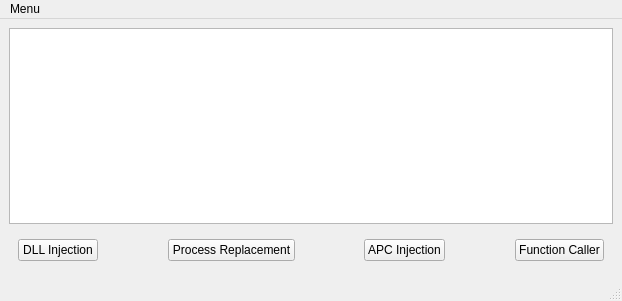
This is mainwindow.ui in 0xSh4dy/Kektron as Qt 5 draws it before an edit. The edited form follows.
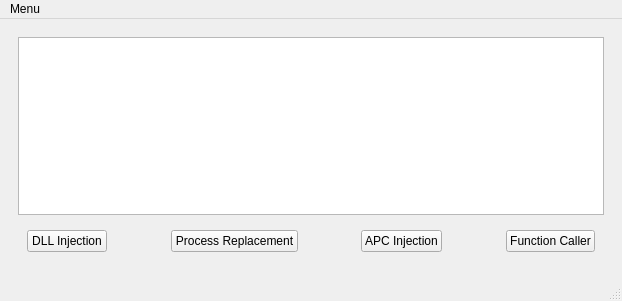
This is the edited form.

Commit message: Added process renderer

What changed in the file:
```diff
--- a/mainwindow.ui
+++ b/mainwindow.ui
@@ -15,22 +15,23 @@
   </property>
   <widget class="QWidget" name="centralwidget">
    <layout class="QVBoxLayout" name="verticalLayout">
-    <item>
-     <widget class="QListWidget" name="listWidget"/>
-    </item>
     <item>
      <widget class="QStackedWidget" name="stackedWidget">
+      <widget class="QWidget" name="page">
+       <layout class="QVBoxLayout" name="verticalLayout_2">
+        <item>
+         <widget class="QTableWidget" name="processTableWidget"/>
+        </item>
+        <item>
+         <widget class="QStackedWidget" name="stackedWidget_2">
       <property name="sizePolicy">
        <sizepolicy hsizetype="Preferred" vsizetype="Maximum">
         <horstretch>0</horstretch>
         <verstretch>0</verstretch>
        </sizepolicy>
       </property>
-      <property name="currentIndex">
-       <number>0</number>
-      </property>
-      <widget class="QWidget" name="page">
-       <layout class="QHBoxLayout" name="horizontalLayout_2">
+          <widget class="QWidget" name="page_3">
+           <layout class="QHBoxLayout" name="horizontalLayout">
         <item>
          <widget class="QPushButton" name="pushButton_4">
           <property name="text">
@@ -96,6 +97,11 @@
           <property name="text">
            <string>Function Caller</string>
           </property>
+             </widget>
+            </item>
+           </layout>
+          </widget>
+          <widget class="QWidget" name="page_4"/>
          </widget>
         </item>
        </layout>
```
Lines whose indentation alone changed are shown as unchanged. The commit also changes 6 other files.
